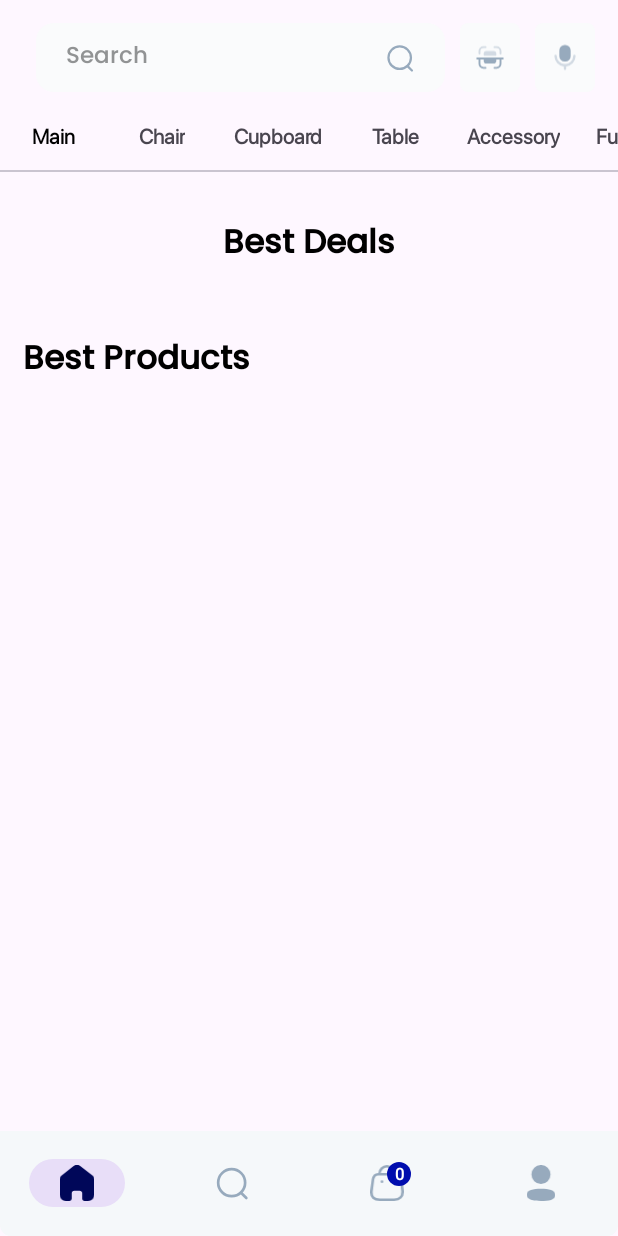
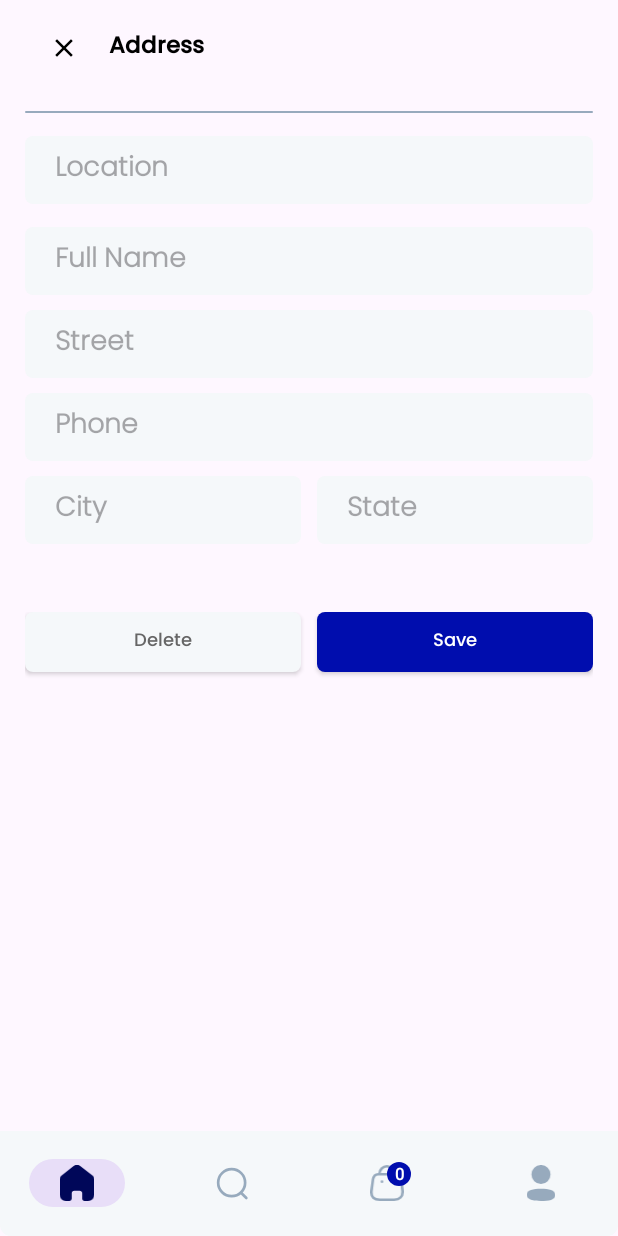
Before and after one commit to TanujKhanna0210/E-Commerce, an Android app: the screen it shows after launch once a user with an empty profile is signed in (ShoppingActivity), on a phone screen of 412 x 824 dp. Run offline under Robolectric (Android 15) with nearby library versions, the phone set to English and light mode, and no system bars; our stand-ins replace Dagger/Hilt's generated code, Firebase (no records; nobody signed in at launch, a user with empty details on screens opened directly), navigation-ui.

Commit message:
Setting up Address fragment

```diff
--- a/app/src/main/java/com/example/e_commerce/fragments/shopping/AddressFragment.kt
+++ b/app/src/main/java/com/example/e_commerce/fragments/shopping/AddressFragment.kt
@@ -4,11 +4,51 @@ import android.os.Bundle
 import android.view.LayoutInflater
 import android.view.View
 import android.view.ViewGroup
+import android.widget.Toast
 import androidx.fragment.app.Fragment
+import androidx.fragment.app.viewModels
+import androidx.lifecycle.lifecycleScope
+import androidx.navigation.fragment.findNavController
+import com.example.e_commerce.data.Address
 import com.example.e_commerce.databinding.FragmentAddressBinding
+import com.example.e_commerce.util.Resource
+import com.example.e_commerce.viewmodel.AddressViewModel
+import dagger.hilt.android.AndroidEntryPoint
+import kotlinx.coroutines.flow.collectLatest
 
+@AndroidEntryPoint
 class AddressFragment: Fragment() {
     private lateinit var binding: FragmentAddressBinding
+    val viewModel by viewModels<AddressViewModel>()
+
+    override fun onCreate(savedInstanceState: Bundle?) {
+        super.onCreate(savedInstanceState)
+
+        lifecycleScope.launchWhenStarted {
+            viewModel.addNewAddress.collectLatest {
+                when (it) {
+                    is Resource.Loading -> {
+                        binding.progressBarAddress.visibility = View.VISIBLE
+                    }
+                    is Resource.Success -> {
+                        binding.progressBarAddress.visibility = View.INVISIBLE
+                        findNavController().navigateUp()
+                    }
+                    is Resource.Failure -> {
+                        Toast.makeText(requireContext(), it.message, Toast.LENGTH_SHORT).show()
+                    }
+                    else -> Unit
+                }
+            }
+        }
+
+        lifecycleScope.launchWhenStarted {
+            viewModel.error.collectLatest {
+                Toast.makeText(requireContext(), it, Toast.LENGTH_SHORT).show()
+            }
+        }
+
+    }
 
     override fun onCreateView(
         inflater: LayoutInflater,
@@ -18,4 +58,23 @@ class AddressFragment: Fragment() {
         binding = FragmentAddressBinding.inflate(inflater)
         return binding.root
     }
+
+    override fun onViewCreated(view: View, savedInstanceState: Bundle?) {
+        super.onViewCreated(view, savedInstanceState)
+
+        binding.apply {
+            btnSave.setOnClickListener {
+                val addressTitle = etAddressTitle.text.toString()
+                val fullName = etFullName.text.toString()
+                val street = etStreet.text.toString()
+                val phone = etPhone.text.toString()
+                val city = etCity.text.toString()
+                val state = etState.text.toString()
+
+                val address = Address(addressTitle, fullName, street, phone, city, state)
+
+                viewModel.addAddress(address)
+            }
+        }
+    }
 }
--- /dev/null
+++ b/app/src/main/java/com/example/e_commerce/viewmodel/AddressViewModel.kt
@@ -0,0 +1,56 @@
+package com.example.e_commerce.viewmodel
+
+import androidx.lifecycle.ViewModel
+import androidx.lifecycle.viewModelScope
+import com.example.e_commerce.data.Address
+import com.example.e_commerce.util.Resource
+import com.google.firebase.auth.FirebaseAuth
+import com.google.firebase.firestore.FirebaseFirestore
+import dagger.hilt.android.lifecycle.HiltViewModel
+import kotlinx.coroutines.flow.MutableSharedFlow
+import kotlinx.coroutines.flow.MutableStateFlow
+import kotlinx.coroutines.flow.asSharedFlow
+import kotlinx.coroutines.flow.asStateFlow
+import kotlinx.coroutines.launch
+import javax.inject.Inject
+
+@HiltViewModel
+class AddressViewModel @Inject constructor(
+    private val firestore: FirebaseFirestore,
+    private val auth: FirebaseAuth
+): ViewModel() {
+
+    private val _addNewAddress = MutableStateFlow<Resource<Address>>(Resource.Unspecified())
+    val addNewAddress = _addNewAddress.asStateFlow()
+
+    private val _error = MutableSharedFlow<String>()
+    val error = _error.asSharedFlow()
+
+    fun addAddress(address: Address) {
+        val validateInputs = validateInputs(address)
+
+        if (validateInputs) {
+            viewModelScope.launch { _addNewAddress.emit(Resource.Loading()) }
+            firestore.collection("user").document(auth.uid!!).collection("address").document()
+                .set(address).addOnSuccessListener {
+                    viewModelScope.launch { _addNewAddress.emit(Resource.Success(address)) }
+                }
+                .addOnFailureListener {
+                    viewModelScope.launch { _addNewAddress.emit(Resource.Failure(it.message.toString())) }
+                }
+        } else {
+            viewModelScope.launch {
+                _error.emit("All fields are required")
+            }
+        }
+    }
+
+    private fun validateInputs(address: Address): Boolean {
+        return address.addressTitle.trim().isNotEmpty() &&
+                address.city.trim().isNotEmpty() &&
+                address.phone.trim().isNotEmpty() &&
+                address.state.trim().isNotEmpty() &&
+                address.fullName.trim().isNotEmpty() &&
+                address.street.trim().isNotEmpty()
+    }
+}
--- a/app/src/main/res/layout/fragment_address.xml
+++ b/app/src/main/res/layout/fragment_address.xml
@@ -64,7 +64,7 @@
         android:layout_width="0dp"
         android:layout_height="45dp"
         android:layout_marginTop="15dp"
-        android:background="@drawable/btn_white_background"
+        android:background="@drawable/white_background"
         android:fontFamily="@font/poppins_light"
         android:gravity="start|center_vertical"
         android:hint="@string/location"
@@ -81,7 +81,7 @@
         android:layout_width="0dp"
         android:layout_height="45dp"
         android:layout_marginTop="15dp"
-        android:background="@drawable/btn_white_background"
+        android:background="@drawable/white_background"
         android:fontFamily="@font/poppins_light"
         android:gravity="start|center_vertical"
         android:hint="@string/full_name"
@@ -98,7 +98,7 @@
         android:layout_width="0dp"
         android:layout_height="45dp"
         android:layout_marginTop="10dp"
-        android:background="@drawable/btn_white_background"
+        android:background="@drawable/white_background"
         android:fontFamily="@font/poppins_light"
         android:gravity="start|center_vertical"
         android:hint="@string/street"
@@ -127,7 +127,7 @@
             android:layout_marginTop="10dp"
             android:layout_marginEnd="5dp"
             android:layout_weight="1"
-            android:background="@drawable/btn_white_background"
+            android:background="@drawable/white_background"
             android:fontFamily="@font/poppins_light"
             android:gravity="start|center_vertical"
             android:hint="@string/city"
@@ -143,7 +143,7 @@
             android:layout_marginStart="5dp"
             android:layout_marginTop="10dp"
             android:layout_weight="1"
-            android:background="@drawable/btn_white_background"
+            android:background="@drawable/white_background"
             android:fontFamily="@font/poppins_light"
             android:gravity="start|center_vertical"
             android:hint="@string/state"
@@ -159,7 +159,7 @@
         android:layout_width="0dp"
         android:layout_height="45dp"
         android:layout_marginTop="10dp"
-        android:background="@drawable/btn_white_background"
+        android:background="@drawable/white_background"
         android:fontFamily="@font/poppins_light"
         android:gravity="start|center_vertical"
         android:hint="@string/phone"
@@ -223,10 +223,10 @@
         android:layout_height="wrap_content"
         android:layout_marginBottom="45dp"
         android:indeterminateTint="@color/g_gray700"
-        android:visibility="visible"
+        android:visibility="invisible"
         app:layout_constraintEnd_toEndOf="@id/guideline2"
         app:layout_constraintStart_toStartOf="@id/guideline1"
-        app:layout_constraintTop_toBottomOf="parent" />
+        app:layout_constraintBottom_toBottomOf="parent" />
 
     <androidx.constraintlayout.widget.Guideline
         android:id="@+id/guideline1"
--- a/app/src/main/res/navigation/shopping_graph.xml
+++ b/app/src/main/res/navigation/shopping_graph.xml
@@ -3,7 +3,7 @@
     xmlns:app="http://schemas.android.com/apk/res-auto"
     xmlns:tools="http://schemas.android.com/tools"
     android:id="@+id/shopping_graph"
-    app:startDestination="@id/homeFragment">
+    app:startDestination="@id/addressFragment">
 
     <fragment
         android:id="@+id/homeFragment"
@@ -36,7 +36,11 @@
         android:id="@+id/profileFragment"
         android:name="com.example.e_commerce.fragments.shopping.ProfileFragment"
         android:label="ProfileFragment"
-        tools:layout="@layout/fragment_profile"/>
+        tools:layout="@layout/fragment_profile">
+        <action
+            android:id="@+id/action_profileFragment_to_addressFragment"
+            app:destination="@id/addressFragment" />
+    </fragment>
     <fragment
         android:id="@+id/productDetailsFragment"
         android:name="com.example.e_commerce.fragments.shopping.ProductDetailsFragment"
@@ -46,4 +50,9 @@
             android:name="product"
             app:argType="com.example.e_commerce.data.Product" />
     </fragment>
+    <fragment
+        android:id="@+id/addressFragment"
+        android:name="com.example.e_commerce.fragments.shopping.AddressFragment"
+        android:label="AddressFragment"
+        tools:layout="@layout/fragment_address"/>
 </navigation>
```
Also changed, not shown: app/src/main/java/com/example/e_commerce/data/Address.kt (added, +16 -0 lines).
